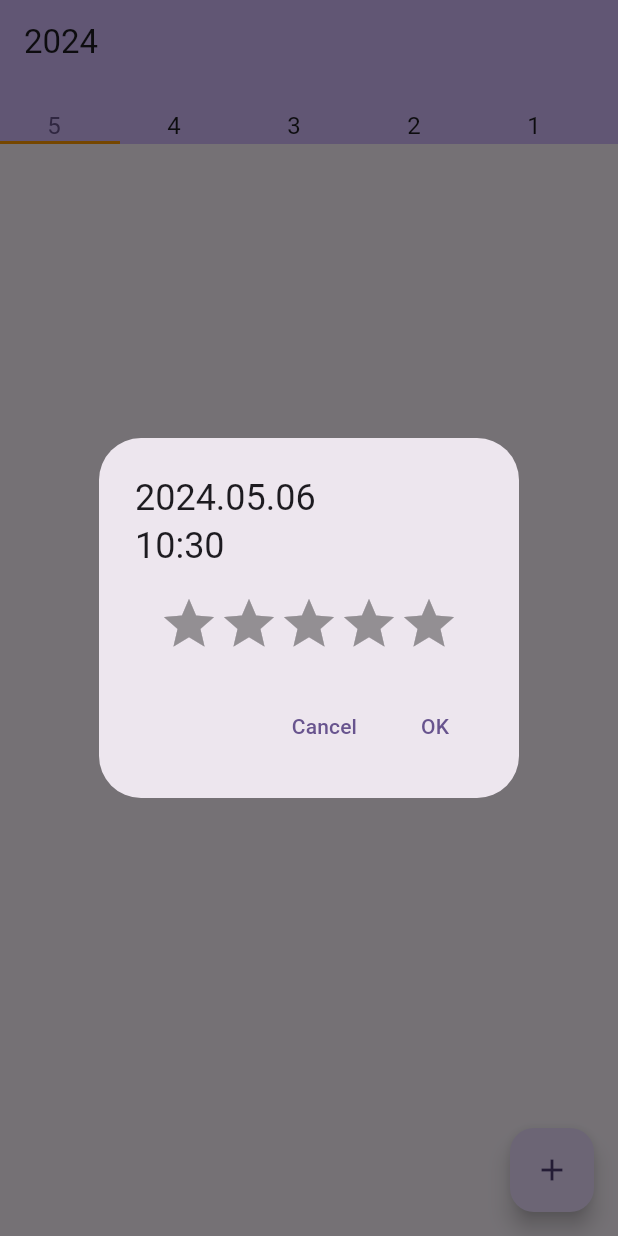
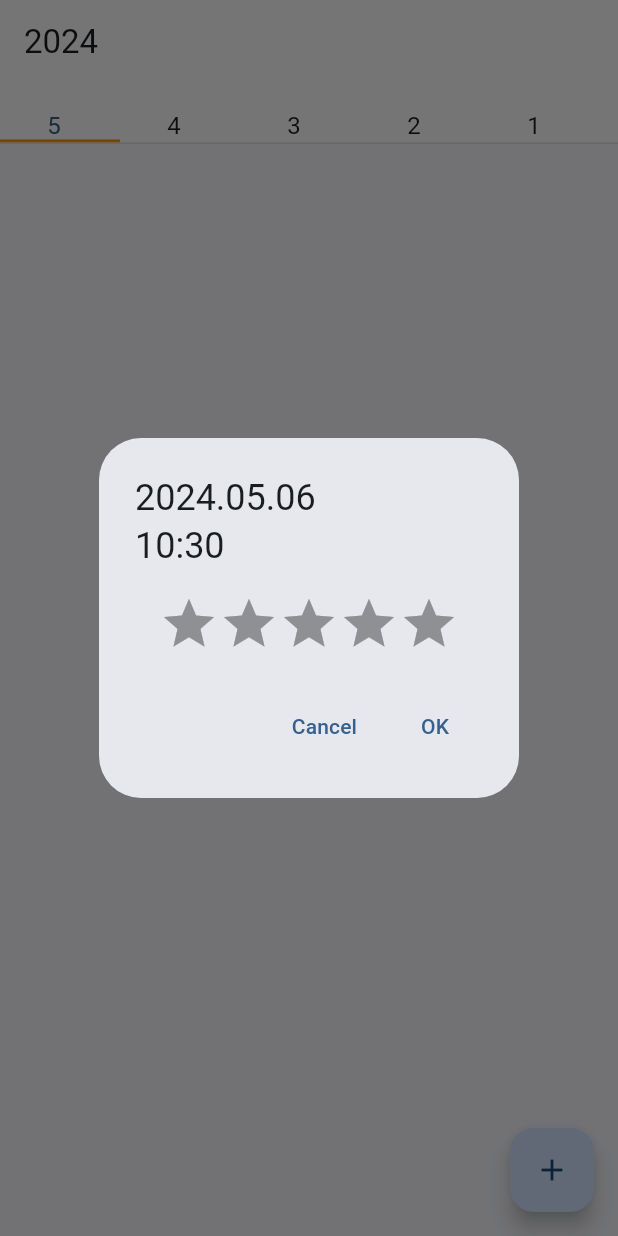
Before and after one commit to kariyayo/chooshi, a Flutter app: the screen it shows after launch, after a tap on the "add" icon, on a phone screen of 412 x 824 dp. Run offline on Flutter 3.47's test engine with Material 3 defaults, Android fonts, the phone set to English and light mode, and no system bars; drawn by our look-alikes of flutter_rating_bar, scroll_to_index; our stand-ins replace flutter_riverpod, freezed_annotation, shared_preferences.

Commit message:
modify AppBar color

```diff
--- a/lib/main.dart
+++ b/lib/main.dart
@@ -13,31 +13,15 @@ void main() {
 class MyApp extends StatelessWidget {
   const MyApp({super.key});
 
-  // This widget is the root of your application.
   @override
   Widget build(BuildContext context) {
     return MaterialApp(
-      title: 'Flutter Demo',
+      title: 'Chooshi',
       theme: ThemeData(
-        // This is the theme of your application.
-        //
-        // TRY THIS: Try running your application with "flutter run". You'll see
-        // the application has a purple toolbar. Then, without quitting the app,
-        // try changing the seedColor in the colorScheme below to Colors.green
-        // and then invoke "hot reload" (save your changes or press the "hot
-        // reload" button in a Flutter-supported IDE, or press "r" if you used
-        // the command line to start the app).
-        //
-        // Notice that the counter didn't reset back to zero; the application
-        // state is not lost during the reload. To reset the state, use hot
-        // restart instead.
-        //
-        // This works for code too, not just values: Most code changes can be
-        // tested with just a hot reload.
-        colorScheme: ColorScheme.fromSeed(seedColor: Colors.deepPurple),
+        colorScheme: ColorScheme.fromSeed(seedColor: Colors.blue),
         useMaterial3: true,
       ),
-      home: const TopScreen(title: 'Flutter Demo Home Page'),
+      home: const TopScreen(),
     );
   }
 }
--- a/lib/screen/top_app_bar_widget.dart
+++ b/lib/screen/top_app_bar_widget.dart
@@ -71,7 +71,7 @@ class _TopAppBarWidgetState extends ConsumerState<TopAppBarWidget> {
       );
     });
     return AppBar(
-      backgroundColor: Theme.of(context).colorScheme.inversePrimary,
+      backgroundColor: Colors.white,
       title: Consumer(
         builder: (context, ref, _) {
           return Text(_title);
@@ -79,7 +79,10 @@ class _TopAppBarWidgetState extends ConsumerState<TopAppBarWidget> {
       ),
       bottom: PreferredSize(
         preferredSize: const Size.fromHeight(height),
-        child: SizedBox(
+        child: Container(
+          decoration: BoxDecoration(
+            border: Border(bottom: BorderSide(color: Colors.grey.shade300, width: 1)),
+          ),
           height: height,
           child: ListView.builder(
             key: _tabBarKey,
--- a/lib/screen/top_screen.dart
+++ b/lib/screen/top_screen.dart
@@ -5,9 +5,7 @@ import 'package:flutter/material.dart';
 import 'package:flutter_riverpod/flutter_riverpod.dart';
 
 class TopScreen extends ConsumerWidget {
-  const TopScreen({super.key, required this.title});
-
-  final String title;
+  const TopScreen({super.key});
 
   @override
   Widget build(BuildContext context, WidgetRef ref) {
```
